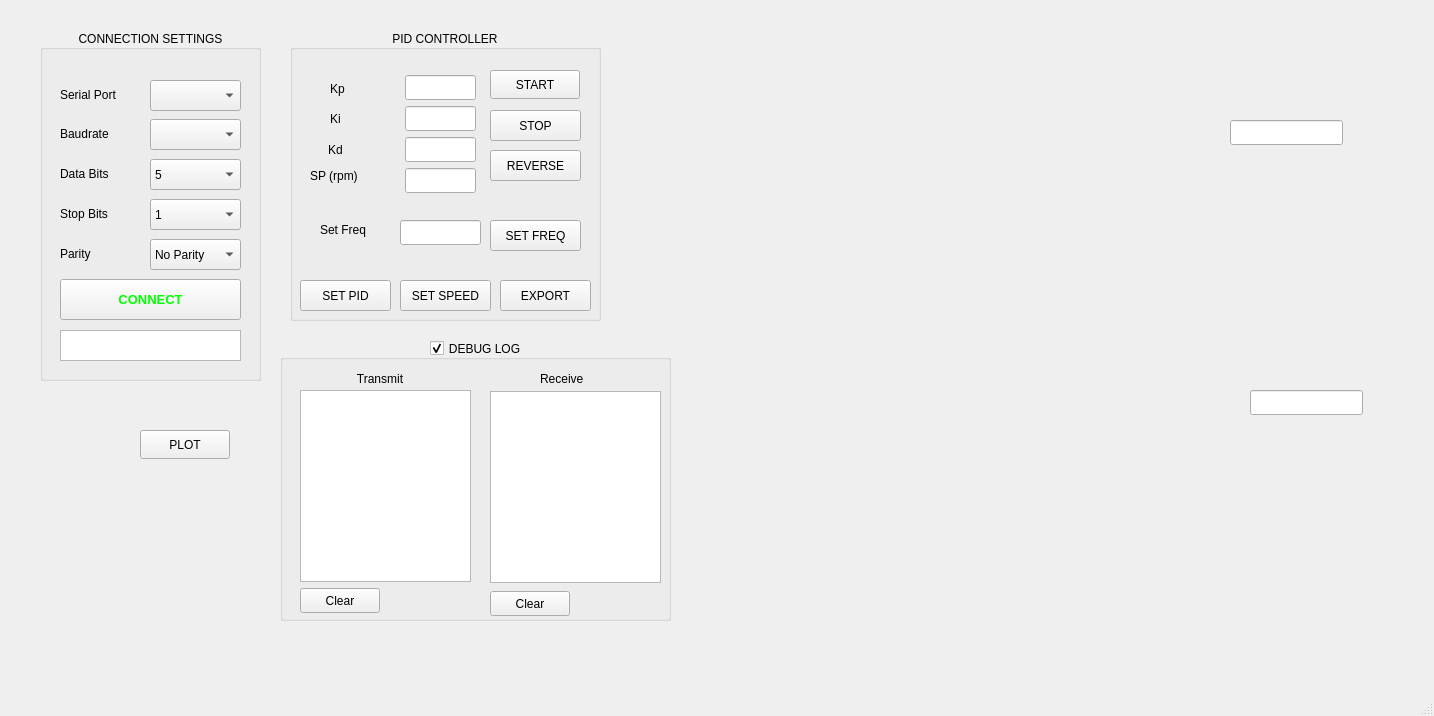
Before: the Qt Designer form mainwindow.ui in Uyle-gif/Qt-Motor-PID-, drawn with Qt 5.
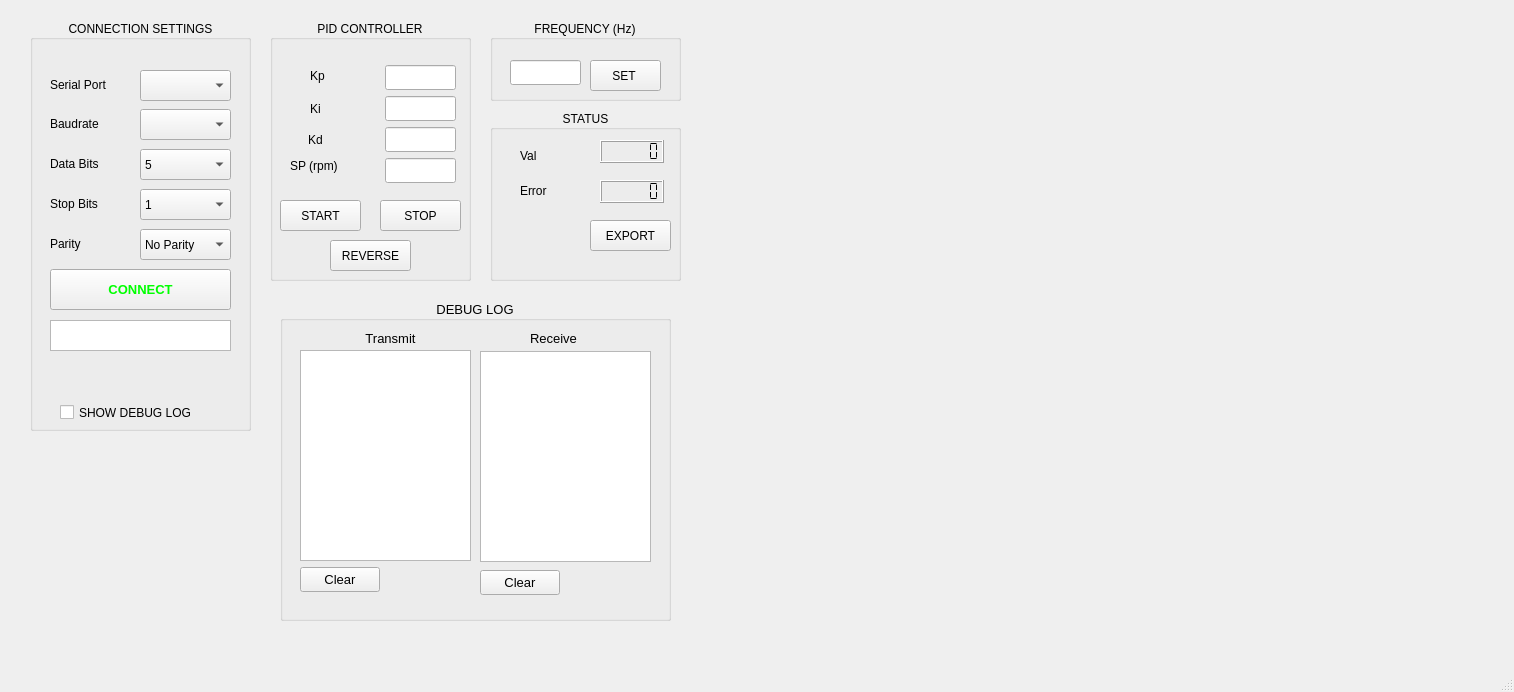
After: the same form once the commit is applied. Custom widgets are drawn as their Qt base class.

What changed in the file:
```diff
--- a/mainwindow.ui
+++ b/mainwindow.ui
@@ -6,8 +6,8 @@
    <rect>
     <x>0</x>
     <y>0</y>
-    <width>1434</width>
-    <height>716</height>
+    <width>1514</width>
+    <height>692</height>
    </rect>
   </property>
   <property name="windowTitle">
@@ -17,12 +17,17 @@
    <widget class="QGroupBox" name="groupBox_3">
     <property name="geometry">
      <rect>
-      <x>40</x>
-      <y>30</y>
+      <x>30</x>
+      <y>20</y>
       <width>221</width>
-      <height>351</height>
+      <height>411</height>
      </rect>
     </property>
+    <property name="font">
+     <font>
+      <pointsize>9</pointsize>
+     </font>
+    </property>
     <property name="title">
      <string>CONNECTION SETTINGS</string>
     </property>
@@ -251,14 +256,53 @@
       <string>Baudrate</string>
      </property>
     </widget>
+    <widget class="QCheckBox" name="cb_show_log">
+     <property name="geometry">
+      <rect>
+       <x>30</x>
+       <y>380</y>
+       <width>161</width>
+       <height>25</height>
+      </rect>
+     </property>
+     <property name="text">
+      <string>SHOW DEBUG LOG</string>
+     </property>
+    </widget>
+    <widget class="QLabel" name="lb_led_tx">
+     <property name="geometry">
+      <rect>
+       <x>60</x>
+       <y>340</y>
+       <width>31</width>
+       <height>31</height>
+      </rect>
+     </property>
+     <property name="text">
+      <string/>
+     </property>
+    </widget>
+    <widget class="QLabel" name="lb_led_rx">
+     <property name="geometry">
+      <rect>
+       <x>130</x>
+       <y>340</y>
+       <width>31</width>
+       <height>31</height>
+      </rect>
+     </property>
+     <property name="text">
+      <string/>
+     </property>
+    </widget>
    </widget>
    <widget class="QGroupBox" name="groupBox">
     <property name="geometry">
      <rect>
-      <x>290</x>
-      <y>30</y>
-      <width>311</width>
-      <height>291</height>
+      <x>270</x>
+      <y>20</y>
+      <width>201</width>
+      <height>261</height>
      </rect>
     </property>
     <property name="font">
@@ -296,9 +340,9 @@
      <property name="geometry">
       <rect>
        <x>40</x>
-       <y>50</y>
+       <y>40</y>
        <width>19</width>
-       <height>17</height>
+       <height>31</height>
       </rect>
      </property>
      <property name="text">
@@ -367,9 +411,9 @@
     <widget class="QPushButton" name="stop_bt">
      <property name="geometry">
       <rect>
-       <x>200</x>
-       <y>80</y>
-       <width>91</width>
+       <x>110</x>
+       <y>180</y>
+       <width>81</width>
        <height>31</height>
       </rect>
      </property>
@@ -377,61 +421,12 @@
       <string>STOP</string>
      </property>
     </widget>
-    <widget class="QPushButton" name="export_bt">
-     <property name="geometry">
-      <rect>
-       <x>210</x>
-       <y>250</y>
-       <width>91</width>
-       <height>31</height>
-      </rect>
-     </property>
-     <property name="text">
-      <string>EXPORT</string>
-     </property>
-    </widget>
-    <widget class="QLineEdit" name="pwm_tb">
-     <property name="geometry">
-      <rect>
-       <x>110</x>
-       <y>190</y>
-       <width>81</width>
-       <height>25</height>
-      </rect>
-     </property>
-    </widget>
-    <widget class="QLabel" name="label_13">
-     <property name="geometry">
-      <rect>
-       <x>30</x>
-       <y>190</y>
-       <width>71</width>
-       <height>20</height>
-      </rect>
-     </property>
-     <property name="text">
-      <string>Set Freq</string>
-     </property>
-    </widget>
-    <widget class="QPushButton" name="pwm_bt">
-     <property name="geometry">
-      <rect>
-       <x>200</x>
-       <y>190</y>
-       <width>91</width>
-       <height>31</height>
-      </rect>
-     </property>
-     <property name="text">
-      <string>SET FREQ</string>
-     </property>
-    </widget>
     <widget class="QPushButton" name="dir_bt">
      <property name="geometry">
       <rect>
-       <x>200</x>
-       <y>120</y>
-       <width>91</width>
+       <x>60</x>
+       <y>220</y>
+       <width>81</width>
        <height>31</height>
       </rect>
      </property>
@@ -439,43 +434,17 @@
       <string>REVERSE</string>
      </property>
     </widget>
-    <widget class="QPushButton" name="start_bt">
-     <property name="geometry">
-      <rect>
-       <x>200</x>
-       <y>40</y>
-       <width>90</width>
-       <height>29</height>
-      </rect>
-     </property>
-     <property name="text">
-      <string>START</string>
-     </property>
-    </widget>
-    <widget class="QPushButton" name="spid_tb">
+    <widget class="QPushButton" name="spid_bt">
      <property name="geometry">
       <rect>
        <x>10</x>
-       <y>250</y>
-       <width>91</width>
+       <y>180</y>
+       <width>81</width>
        <height>31</height>
       </rect>
      </property>
      <property name="text">
-      <string>SET PID</string>
-     </property>
-    </widget>
-    <widget class="QPushButton" name="speed_bt">
-     <property name="geometry">
-      <rect>
-       <x>110</x>
-       <y>250</y>
-       <width>91</width>
-       <height>31</height>
-      </rect>
-     </property>
-     <property name="text">
-      <string>SET SPEED</string>
+      <string>START</string>
      </property>
     </widget>
    </widget>
@@ -484,23 +453,10 @@
      <rect>
       <x>700</x>
       <y>30</y>
-      <width>671</width>
-      <height>351</height>
+      <width>781</width>
+      <height>371</height>
      </rect>
     </property>
-    <widget class="QLineEdit" name="val_txt">
-     <property name="geometry">
-      <rect>
-       <x>530</x>
-       <y>90</y>
-       <width>113</width>
-       <height>25</height>
-      </rect>
-     </property>
-     <property name="readOnly">
-      <bool>true</bool>
-     </property>
-    </widget>
    </widget>
    <widget class="QGroupBox" name="groupBox_2">
     <property name="enabled">
@@ -509,11 +465,16 @@
     <property name="geometry">
      <rect>
       <x>280</x>
-      <y>340</y>
+      <y>300</y>
       <width>391</width>
-      <height>281</height>
+      <height>321</height>
      </rect>
     </property>
+    <property name="font">
+     <font>
+      <pointsize>10</pointsize>
+     </font>
+    </property>
     <property name="title">
      <string>DEBUG LOG</string>
     </property>
@@ -521,7 +482,7 @@
      <set>Qt::AlignCenter</set>
     </property>
     <property name="checkable">
-     <bool>true</bool>
+     <bool>false</bool>
     </property>
     <widget class="QTextBrowser" name="trans_pl_tb">
      <property name="geometry">
@@ -529,7 +490,7 @@
        <x>20</x>
        <y>50</y>
        <width>171</width>
-       <height>192</height>
+       <height>211</height>
       </rect>
      </property>
     </widget>
@@ -537,7 +498,7 @@
      <property name="geometry">
       <rect>
        <x>20</x>
-       <y>248</y>
+       <y>267</y>
        <width>80</width>
        <height>25</height>
       </rect>
@@ -549,19 +510,19 @@
     <widget class="QTextBrowser" name="rec_pl_tb">
      <property name="geometry">
       <rect>
-       <x>210</x>
+       <x>200</x>
        <y>51</y>
        <width>171</width>
-       <height>192</height>
+       <height>211</height>
       </rect>
      </property>
     </widget>
     <widget class="QLabel" name="label_12">
      <property name="geometry">
       <rect>
-       <x>260</x>
+       <x>250</x>
        <y>30</y>
-       <width>53</width>
+       <width>61</width>
        <height>17</height>
       </rect>
      </property>
@@ -572,8 +533,8 @@
     <widget class="QPushButton" name="rec_pl_bt">
      <property name="geometry">
       <rect>
-       <x>210</x>
-       <y>251</y>
+       <x>200</x>
+       <y>270</y>
        <width>80</width>
        <height>25</height>
       </rect>
@@ -587,7 +548,7 @@
       <rect>
        <x>70</x>
        <y>30</y>
-       <width>60</width>
+       <width>81</width>
        <height>17</height>
       </rect>
      </property>
@@ -603,37 +564,150 @@
     <property name="geometry">
      <rect>
       <x>700</x>
-      <y>390</y>
-      <width>671</width>
-      <height>281</height>
+      <y>440</y>
+      <width>781</width>
+      <height>191</height>
      </rect>
     </property>
-    <widget class="QLineEdit" name="err_txt">
+   </widget>
+   <widget class="QGroupBox" name="groupBox_4">
+    <property name="geometry">
+     <rect>
+      <x>490</x>
+      <y>20</y>
+      <width>191</width>
+      <height>81</height>
+     </rect>
+    </property>
+    <property name="font">
+     <font>
+      <pointsize>9</pointsize>
+     </font>
+    </property>
+    <property name="title">
+     <string>FREQUENCY (Hz)</string>
+    </property>
+    <property name="alignment">
+     <set>Qt::AlignCenter</set>
+    </property>
+    <widget class="QLineEdit" name="pwm_tb">
      <property name="geometry">
       <rect>
-       <x>550</x>
-       <y>0</y>
-       <width>113</width>
+       <x>20</x>
+       <y>40</y>
+       <width>71</width>
        <height>25</height>
       </rect>
      </property>
-     <property name="readOnly">
-      <bool>true</bool>
+    </widget>
+    <widget class="QPushButton" name="pwm_bt">
+     <property name="geometry">
+      <rect>
+       <x>100</x>
+       <y>40</y>
+       <width>71</width>
+       <height>31</height>
+      </rect>
+     </property>
+     <property name="text">
+      <string>SET </string>
      </property>
     </widget>
    </widget>
-   <widget class="QPushButton" name="pushButton">
+   <widget class="QGroupBox" name="groupBox_5">
     <property name="geometry">
      <rect>
-      <x>140</x>
-      <y>430</y>
-      <width>90</width>
-      <height>29</height>
+      <x>490</x>
+      <y>110</y>
+      <width>191</width>
+      <height>171</height>
      </rect>
     </property>
-    <property name="text">
-     <string>PLOT</string>
+    <property name="font">
+     <font>
+      <pointsize>9</pointsize>
+     </font>
     </property>
+    <property name="title">
+     <string>STATUS</string>
+    </property>
+    <property name="alignment">
+     <set>Qt::AlignCenter</set>
+    </property>
+    <widget class="QLabel" name="label_8">
+     <property name="geometry">
+      <rect>
+       <x>30</x>
+       <y>30</y>
+       <width>31</width>
+       <height>31</height>
+      </rect>
+     </property>
+     <property name="text">
+      <string>Val</string>
+     </property>
+    </widget>
+    <widget class="QLabel" name="label_13">
+     <property name="geometry">
+      <rect>
+       <x>30</x>
+       <y>70</y>
+       <width>31</width>
+       <height>21</height>
+      </rect>
+     </property>
+     <property name="text">
+      <string>Error</string>
+     </property>
+    </widget>
+    <widget class="QPushButton" name="export_bt">
+     <property name="geometry">
+      <rect>
+       <x>100</x>
+       <y>110</y>
+       <width>81</width>
+       <height>31</height>
+      </rect>
+     </property>
+     <property name="text">
+      <string>EXPORT</string>
+     </property>
+    </widget>
+    <widget class="QLCDNumber" name="lcd_err">
+     <property name="geometry">
+      <rect>
+       <x>110</x>
+       <y>70</y>
+       <width>64</width>
+       <height>23</height>
+      </rect>
+     </property>
+     <property name="digitCount">
+      <number>6</number>
+     </property>
+     <property name="segmentStyle">
+      <enum>QLCDNumber::Flat</enum>
+     </property>
+    </widget>
+    <widget class="QLCDNumber" name="lcd_val">
+     <property name="geometry">
+      <rect>
+       <x>110</x>
+       <y>30</y>
+       <width>64</width>
+       <height>23</height>
+      </rect>
+     </property>
+     <property name="smallDecimalPoint">
+      <bool>false</bool>
+     </property>
+     <property name="digitCount">
+      <number>6</number>
+     </property>
+     <property name="segmentStyle">
+      <enum>QLCDNumber::Flat</enum>
+     </property>
+    </widget>
    </widget>
   </widget>
   <widget class="QMenuBar" name="menubar">
```
Left out of the diff: 4 changed lines with no effect on the pictures.
